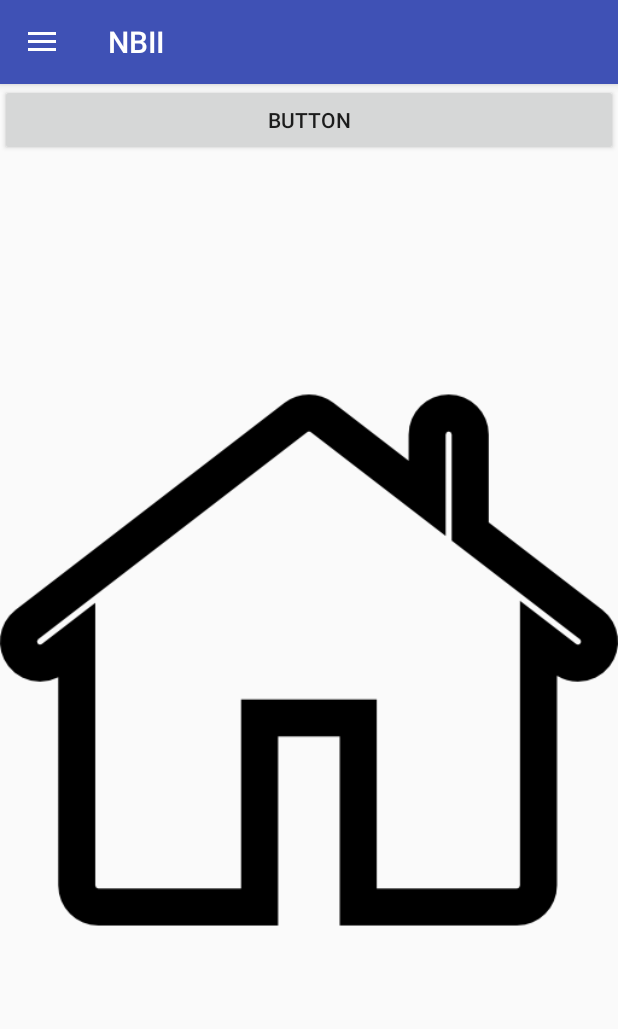
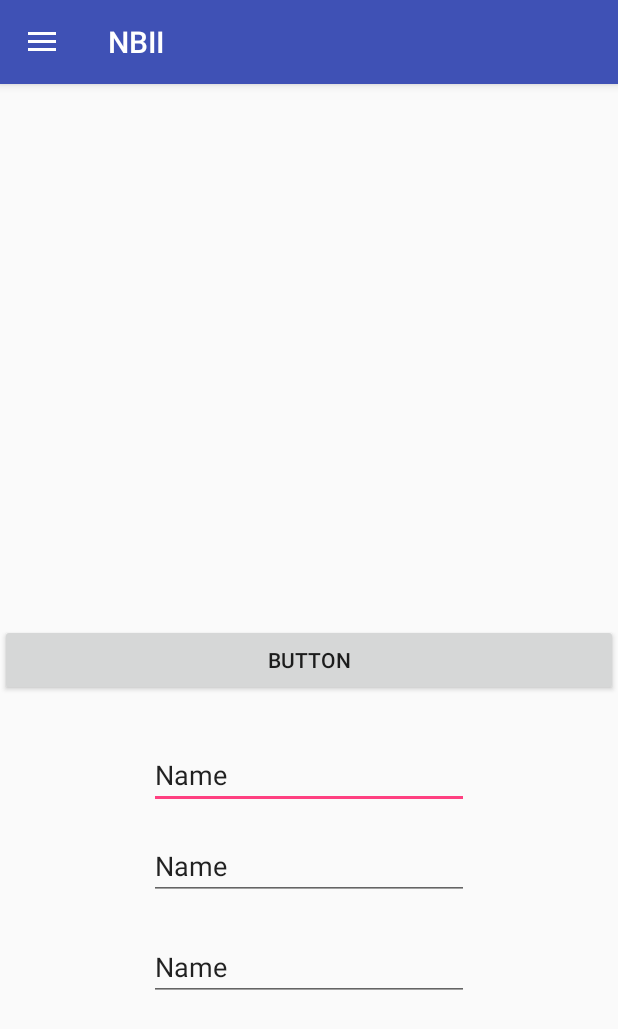
Before and after one commit to lmavonyani/NBII-App, an Android app: the screen it shows after launch (MainActivity), after a tap on "Home", on a phone screen of 412 x 824 dp. Shown: the top 1029 px of the screen. Run offline under Robolectric (Android 15) with nearby library versions, the phone set to English and light mode, and no system bars; 1 other tap on this screen came first.

Commit message:
Multiple changes to fix issues with fragments being replaced wrongly

```diff
--- a/app/src/main/java/com/nbiiapp/navigationdrawer/MainActivity.java
+++ b/app/src/main/java/com/nbiiapp/navigationdrawer/MainActivity.java
@@ -10,7 +10,6 @@ import android.support.v7.widget.Toolbar;
 import android.view.MenuItem;
 import android.view.View;
 import android.widget.TextView;
-import android.widget.Toast;
 
 public class MainActivity extends AppCompatActivity {
     private DrawerLayout drawerLayout;
@@ -38,20 +37,19 @@ public class MainActivity extends AppCompatActivity {
 
                 switch (id){
                     case R.id.home:
-                        Toast.makeText(getApplicationContext(),"Home toast updated And also BERTIE was Here!!!",Toast.LENGTH_SHORT).show();
-                        //let call a fragment here
                         Fragment fragment = new PlusOneFragment();
                         getSupportFragmentManager().beginTransaction()
-                                .replace(R.id.fragment_container, fragment, fragment.getClass().getSimpleName()).addToBackStack(null).commit();
+                                .replace(R.id.fragment_container, fragment).addToBackStack(null).commit();
 
                         drawerLayout.closeDrawers();
                         break;
                     case R.id.settings:
-                        Toast.makeText(getApplicationContext(),"Settings toast changed",Toast.LENGTH_SHORT).show();
-                        //let call a fragment here
+                        Fragment fragment2 = new BlankFragment();
+                        getSupportFragmentManager().beginTransaction()
+                                .replace(R.id.fragment_container, fragment2).addToBackStack(null).commit();
+                        drawerLayout.closeDrawers();
                         break;
                     case R.id.trash:
-                        Toast.makeText(getApplicationContext(),"Trash toast changed",Toast.LENGTH_SHORT).show();
                         drawerLayout.closeDrawers();
                         break;
                     case R.id.logout:
--- a/app/src/main/res/layout/activity_main.xml
+++ b/app/src/main/res/layout/activity_main.xml
@@ -10,6 +10,7 @@
     tools:openDrawer="start">
 
     <android.support.design.widget.CoordinatorLayout
+
         android:layout_width="match_parent"
         android:layout_height="match_parent"
         android:fitsSystemWindows="true"
@@ -27,6 +28,8 @@
                 android:background="?attr/colorPrimary"
                 app:popupTheme="@style/AppTheme.PopupOverlay" />
 
+
+
         </android.support.design.widget.AppBarLayout>
 
         <include layout="@layout/content_main" />
--- a/app/src/main/res/layout/content_main.xml
+++ b/app/src/main/res/layout/content_main.xml
@@ -1,5 +1,5 @@
 <?xml version="1.0" encoding="utf-8"?>
-<RelativeLayout xmlns:android="http://schemas.android.com/apk/res/android"
+<FrameLayout xmlns:android="http://schemas.android.com/apk/res/android"
     android:id="@+id/fragment_container"
     xmlns:app="http://schemas.android.com/apk/res-auto"
     xmlns:tools="http://schemas.android.com/tools"
@@ -9,10 +9,4 @@
     tools:context="com.nbiiapp.navigationdrawer.MainActivity"
     tools:showIn="@layout/activity_main">
 
-    <ImageView
-        android:layout_width="fill_parent"
-        android:layout_height="fill_parent"
-        android:src="@drawable/webhouse"/>
-
-
-</RelativeLayout>
+</FrameLayout>
--- a/app/src/main/res/layout/fragment_plus_one.xml
+++ b/app/src/main/res/layout/fragment_plus_one.xml
@@ -1,4 +1,4 @@
-<FrameLayout xmlns:android="http://schemas.android.com/apk/res/android"
+<RelativeLayout xmlns:android="http://schemas.android.com/apk/res/android"
     xmlns:tools="http://schemas.android.com/tools"
     android:layout_width="match_parent"
     android:layout_height="match_parent"
@@ -9,6 +9,41 @@
         android:id="@+id/plus_one_button"
         android:layout_width="match_parent"
         android:layout_height="wrap_content"
-        android:text="Button" />
+        android:text="Button"
+        android:layout_centerVertical="true"
+        android:layout_alignParentStart="true" />
 
-</FrameLayout>
+    <EditText
+        android:id="@+id/editText"
+        android:layout_width="wrap_content"
+        android:layout_height="wrap_content"
+        android:layout_marginTop="30dp"
+        android:ems="10"
+        android:inputType="textPersonName"
+        android:text="Name"
+        android:layout_below="@+id/plus_one_button"
+        android:layout_centerHorizontal="true" />
+
+    <EditText
+        android:id="@+id/editText2"
+        android:layout_width="wrap_content"
+        android:layout_height="wrap_content"
+        android:layout_alignEnd="@+id/editText"
+        android:layout_below="@+id/editText"
+        android:layout_marginTop="15dp"
+        android:ems="10"
+        android:inputType="textPersonName"
+        android:text="Name" />
+
+    <EditText
+        android:id="@+id/editText3"
+        android:layout_width="wrap_content"
+        android:layout_height="wrap_content"
+        android:layout_alignStart="@+id/editText2"
+        android:layout_below="@+id/editText2"
+        android:layout_marginTop="22dp"
+        android:ems="10"
+        android:inputType="textPersonName"
+        android:text="Name" />
+
+</RelativeLayout>
--- a/app/src/main/res/values/strings.xml
+++ b/app/src/main/res/values/strings.xml
@@ -3,4 +3,7 @@
     <string name="action_settings">Settings</string>
     <string name="drawer_open">Open</string>
     <string name="drawer_close">Close</string>
+
+    <!-- TODO: Remove or change this placeholder text -->
+    <string name="hello_blank_fragment">Hello blank fragment</string>
 </resources>
```
Also changed, not shown: app/src/main/java/com/nbiiapp/navigationdrawer/BlankFragment.java (added, +28 -0 lines), app/src/main/res/layout/fragment_blank.xml (added, +13 -0 lines).
